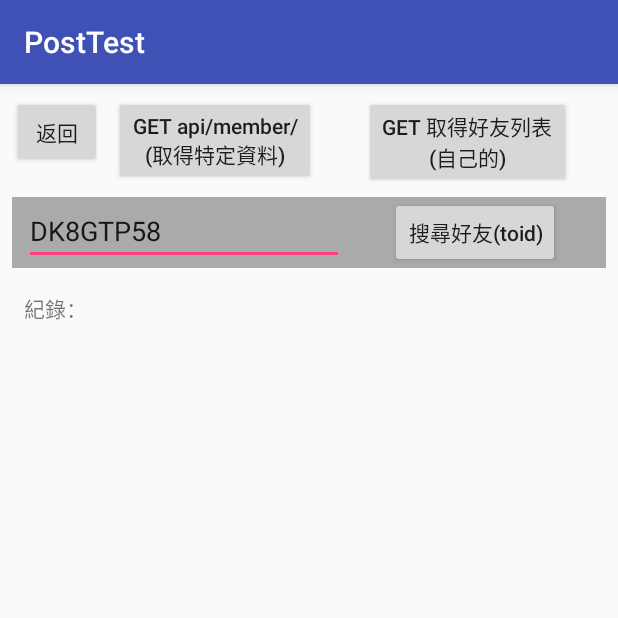
After one commit to A4223392/PostTest, an Android app: the FriendshipActivity screen opened directly, with no data from a screen before it, on a phone screen of 412 x 824 dp, the top half of it. The commit adds this screen. Run offline under Robolectric (Android 15) with nearby library versions, the phone set to English and light mode, and no system bars.

Commit message:
0905_1959
1.add member's toid search function
2.add serarch my friendlist

```diff
--- a/app/build.gradle
+++ b/app/build.gradle
@@ -17,7 +17,8 @@ android {
         }
     }
 
-    packagingOptions {      //add by jiancheng https://blog.csdn.net/caobin_study/article/details/79152163
+    packagingOptions {
+        //add by jiancheng https://blog.csdn.net/caobin_study/article/details/79152163
         exclude 'META-INF/*'//DEPENDENCIES
     }
 }
--- a/app/src/main/AndroidManifest.xml
+++ b/app/src/main/AndroidManifest.xml
@@ -18,6 +18,7 @@
                 <category android:name="android.intent.category.LAUNCHER" />
             </intent-filter>
         </activity>
+        <activity android:name=".FriendshipActivity"></activity>
     </application>
 
 </manifest>
--- /dev/null
+++ b/app/src/main/res/layout/activity_friendship.xml
@@ -0,0 +1,119 @@
+<?xml version="1.0" encoding="utf-8"?>
+<android.support.constraint.ConstraintLayout xmlns:android="http://schemas.android.com/apk/res/android"
+    xmlns:app="http://schemas.android.com/apk/res-auto"
+    xmlns:tools="http://schemas.android.com/tools"
+    android:layout_width="match_parent"
+    android:layout_height="match_parent"
+    tools:context=".FriendshipActivity">
+
+    <Button
+        android:id="@+id/btnReturn"
+        android:layout_width="60sp"
+        android:layout_height="wrap_content"
+        android:layout_marginStart="8dp"
+        android:layout_marginTop="8dp"
+        android:text="返回"
+        app:layout_constraintStart_toStartOf="parent"
+        app:layout_constraintTop_toTopOf="parent" />
+
+    <Button
+        android:id="@+id/btnGet"
+        android:layout_width="wrap_content"
+        android:layout_height="wrap_content"
+        android:layout_marginStart="8dp"
+        android:layout_marginTop="8dp"
+        android:text="GET api/member/\n(取得特定資料)"
+        android:textAllCaps="false"
+        app:layout_constraintStart_toEndOf="@+id/btnReturn"
+        app:layout_constraintTop_toTopOf="parent" />
+
+    <Button
+        android:id="@+id/btnFriendList"
+        android:layout_width="wrap_content"
+        android:layout_height="wrap_content"
+        android:layout_marginEnd="8dp"
+        android:layout_marginStart="8dp"
+        android:layout_marginTop="8dp"
+        android:text="GET 取得好友列表\n(自己的)"
+        app:layout_constraintEnd_toEndOf="parent"
+        app:layout_constraintStart_toEndOf="@+id/btnGet"
+        app:layout_constraintTop_toTopOf="parent" />
+
+    <LinearLayout
+        android:id="@+id/linearLayout"
+        android:layout_width="0dp"
+        android:layout_height="wrap_content"
+        android:layout_marginEnd="8dp"
+        android:layout_marginStart="8dp"
+        android:layout_marginTop="8dp"
+        android:background="@android:color/darker_gray"
+        android:orientation="horizontal"
+        app:layout_constraintEnd_toEndOf="parent"
+        app:layout_constraintStart_toStartOf="parent"
+        app:layout_constraintTop_toBottomOf="@+id/btnGet">
+
+        <android.support.constraint.ConstraintLayout
+            android:layout_width="match_parent"
+            android:layout_height="match_parent"
+            android:layout_weight="0.5">
+
+            <Button
+                android:id="@+id/btnSearchFriend"
+                android:layout_width="wrap_content"
+                android:layout_height="wrap_content"
+                android:layout_marginEnd="8dp"
+                android:layout_marginStart="8dp"
+                android:layout_weight="0.5"
+                android:text="搜尋好友(toid)"
+                android:textAllCaps="false"
+                app:layout_constraintBaseline_toBaselineOf="@+id/txtToid"
+                app:layout_constraintEnd_toEndOf="parent"
+                app:layout_constraintStart_toEndOf="@+id/txtToid" />
+
+            <EditText
+                android:id="@+id/txtToid"
+                android:layout_width="0dp"
+                android:layout_height="wrap_content"
+                android:layout_marginStart="8dp"
+                android:layout_weight="0.5"
+                android:ems="10"
+                android:inputType="textPersonName"
+                android:maxLength="8"
+                android:text="DK8GTP58"
+                app:layout_constraintStart_toStartOf="parent"
+                app:layout_constraintTop_toTopOf="parent" />
+        </android.support.constraint.ConstraintLayout>
+
+    </LinearLayout>
+
+    <ScrollView
+        android:id="@+id/scrollView1"
+        android:layout_width="0dp"
+        android:layout_height="0dp"
+        android:layout_marginTop="8dp"
+        app:layout_constraintBottom_toBottomOf="parent"
+        app:layout_constraintEnd_toEndOf="parent"
+        app:layout_constraintStart_toStartOf="parent"
+        app:layout_constraintTop_toBottomOf="@+id/linearLayout">
+
+        <android.support.constraint.ConstraintLayout
+            android:layout_width="match_parent"
+            android:layout_height="wrap_content">
+
+            <TextView
+                android:id="@+id/txvRecord"
+                android:layout_width="0dp"
+                android:layout_height="wrap_content"
+                android:layout_marginEnd="16dp"
+                android:layout_marginStart="16dp"
+                android:layout_marginTop="8dp"
+                android:text="紀錄："
+                android:textAllCaps="false"
+                app:layout_constraintEnd_toEndOf="parent"
+                app:layout_constraintStart_toStartOf="parent"
+                app:layout_constraintTop_toTopOf="parent" />
+
+        </android.support.constraint.ConstraintLayout>
+    </ScrollView>
+
+</android.support.constraint.ConstraintLayout>
```
Also changed, not shown: app/src/main/java/com/example/alber/posttest/FriendshipActivity.java (added, +342 -0 lines), app/src/main/java/com/example/alber/posttest/MainActivity.java (+11 -83 lines), app/src/main/res/layout/activity_main.xml (+7 -6 lines).
